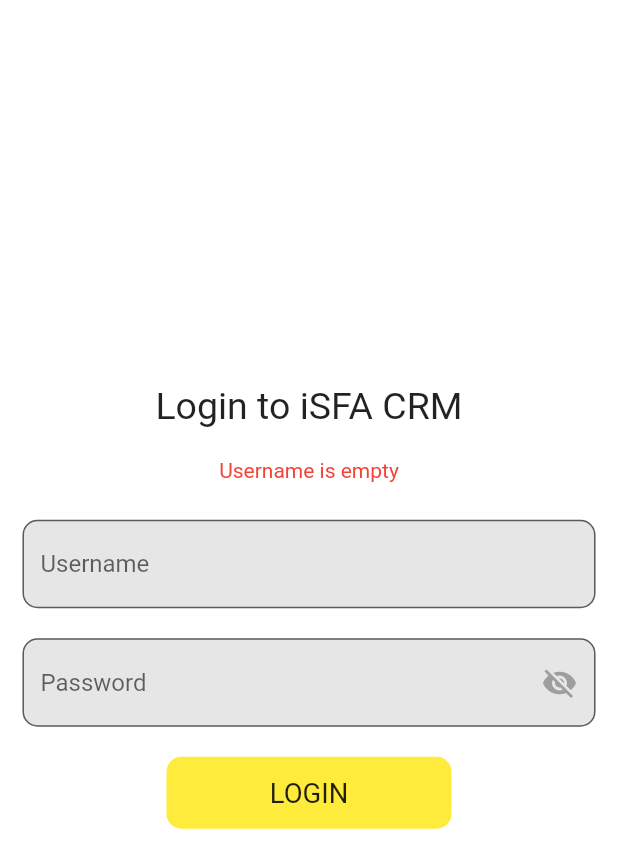
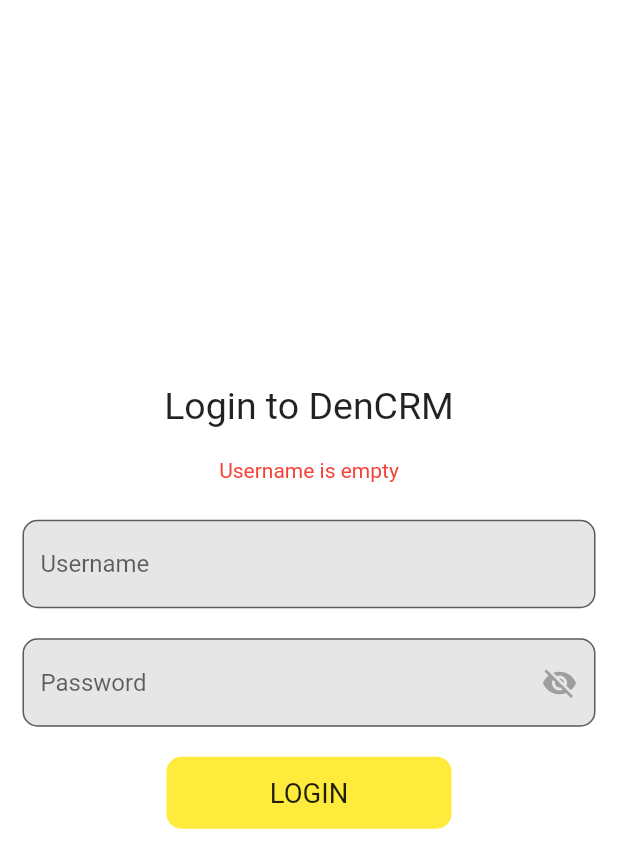
Before and after one commit to vishaldenave/iSFA_CRM, a Flutter app: the screen it shows after launch, after a tap on "LOGIN", on a phone screen of 412 x 824 dp. Shown: the top 868 px of the screen. Run offline on Flutter 3.47's test engine with Material 2 defaults, Android fonts, the phone set to English and light mode, and no system bars; our stand-ins replace dio, file_picker, flutter_bloc, flutter_screenutil, go_router, hive_flutter; accounts and stored records are empty; network calls fail.

Commit message:
isfa_update

```diff
--- a/lib/accounts_module/bloc/accounts_bloc.dart
+++ b/lib/accounts_module/bloc/accounts_bloc.dart
@@ -94,10 +94,8 @@ class AccountsBloc extends Bloc<AccountsEvent, AccountsState> {
           });
           var path = "${(await getExternalStorageDirectory())?.path}";
 
-          await MyMethodChanel.start("vishal_sandhu", "6284193952", path
-              //event.contactList.contactName ?? "",
-              // event.contactList.mobile ?? ""
-              );
+          await MyMethodChanel.start(event.contactList.contactName ?? "",
+              event.contactList.mobile ?? "", path);
         } else {
           emit(AccountErrorMesssage(
               "Please open application settings & give available permissions to application."));
--- a/lib/call_disposition_module/repositories/call_repository.dart
+++ b/lib/call_disposition_module/repositories/call_repository.dart
@@ -85,7 +85,6 @@ class CallRepository {
       CallFeedbackModel feedback, File file, Emitter<CallState> emit) async {
     feedback.userId = userDetails?.userId ?? "-1";
     feedback.sessionId = userDetails?.sessionId ?? "";
-
     final url = Uri.parse(
         "${URLConstants.baseURLStart}/DenCRMCalling/api/saveCallDetails");
     final request = MultipartRequest('POST', url);
--- a/lib/login_module/bloc/login_bloc.dart
+++ b/lib/login_module/bloc/login_bloc.dart
@@ -43,8 +43,10 @@ class LoginBloc extends Bloc<LoginEvent, LoginState> {
           if (loginRespone.statusCode == 200) {
             AppStorage().userDetail = loginRespone;
             emit(LoginedSuccessfullState());
+          } else if (loginRespone.statusCode == 404) {
+            emit(LogInErrorState(loginRespone.message.toString()));
           } else {
-            emit(LogInErrorState("User doesn't exist."));
+            emit(LogInErrorState("User doesn't exist!"));
           }
         } catch (err) {
           emit(LogInErrorState(err.toString()));
--- a/lib/login_module/login_view.dart
+++ b/lib/login_module/login_view.dart
@@ -42,7 +42,7 @@ class _LoginViewState extends State<LoginView> {
                   mainAxisAlignment: MainAxisAlignment.center,
                   children: <Widget>[
                     const Text(
-                      "Login to iSFA CRM",
+                      "Login to DenCRM",
                       style: TextStyle(
                         fontSize: 25,
                       ),
--- a/lib/login_module/models/login_model.dart
+++ b/lib/login_module/models/login_model.dart
@@ -13,16 +13,16 @@ class LoginModel {
     required this.teamLeader,
     required this.programManager,
   });
-  late String status;
-  late String message;
-  late int statusCode;
-  late String userId;
-  late String sessionId;
-  late int campaignId;
-  late String role;
-  late String username;
-  late String teamLeader;
-  late String programManager;
+  late String? status;
+  late String? message;
+  late int? statusCode;
+  late String? userId;
+  late String? sessionId;
+  late int? campaignId;
+  late String? role;
+  late String? username;
+  late String? teamLeader;
+  late String? programManager;
 
   factory LoginModel.fromRawJson(String str) =>
       LoginModel.fromJson(json.decode(str));
```
Also changed, not shown: lib/assigned_accounts_module/view/pm_account_view.dart (+0 -14 lines), lib/call_disposition_module/call_disposition_view.dart (+5 -5 lines), 1 other file.
